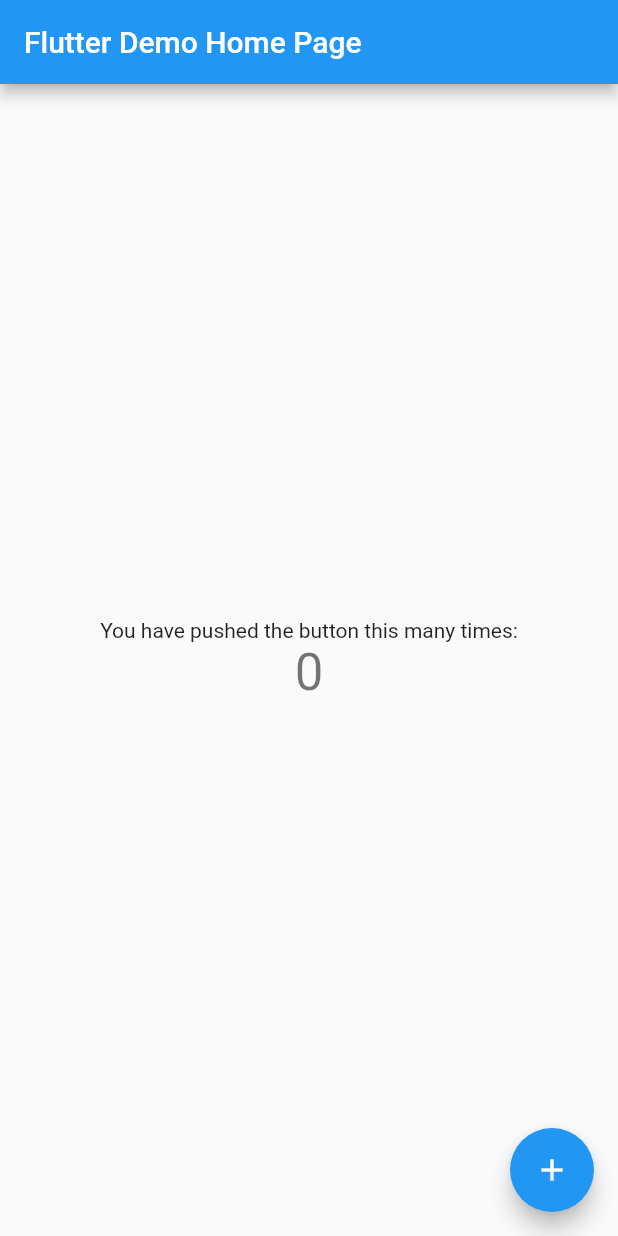
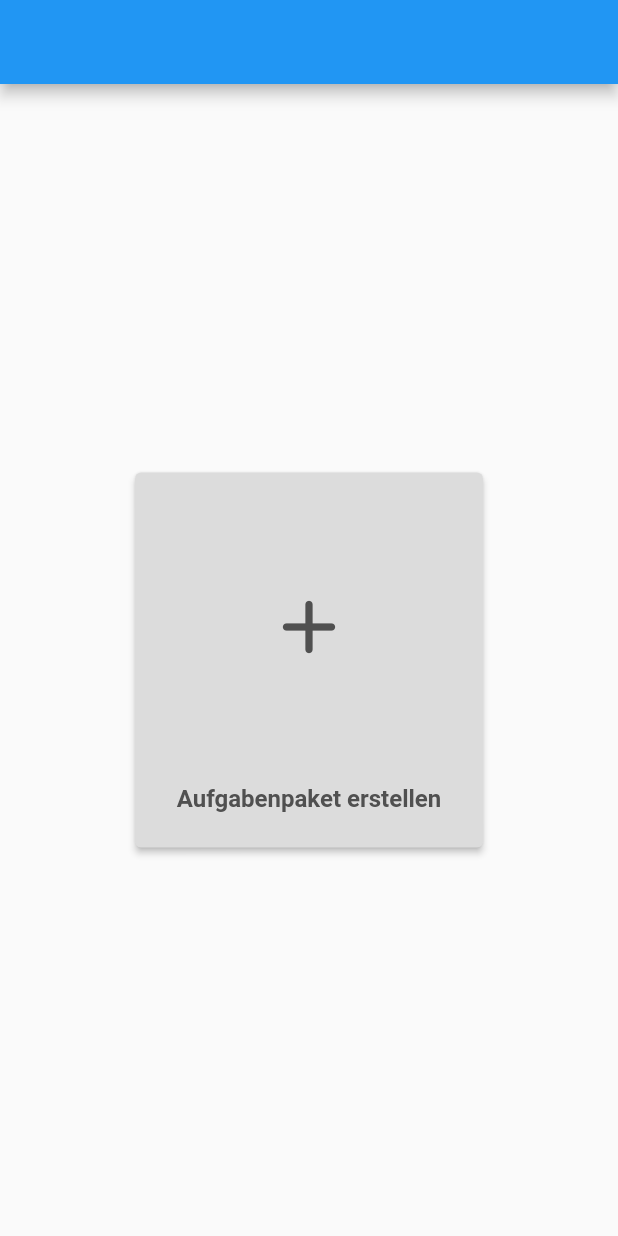
Before and after one commit to Larisio/Lama-Taskset-Webapp, a Flutter app: the screen it shows after launch, on a phone screen of 412 x 824 dp. Run offline on Flutter 3.47's test engine with Material 2 defaults, Android fonts, the light colour scheme and no system bars; our stand-ins replace bloc, flutter_bloc.

Commit message:
basic home screen layout

```diff
--- /dev/null
+++ b/lama_taskset_webapp/lib/bloc/homeScreenBloc/home_screen_bloc.dart
@@ -0,0 +1,21 @@
+import 'package:bloc/bloc.dart';
+
+import 'home_screen_event.dart';
+import 'home_screen_state.dart';
+
+///[Bloc] for the [CheckScreen]
+///
+/// * see also
+///    [HomeScreen]
+///    [HomeScreenEvent]
+///    [HomeScreenState]
+///    [Bloc]
+///
+/// Author: L.Kammerer
+/// latest Changes: 14.07.2021
+class HomeScreenBloc extends Bloc<HomeScreenEvent, HomeScreenState> {
+  HomeScreenBloc({HomeScreenState? initialState}) : super(initialState!);
+
+  @override
+  Stream<HomeScreenState> mapEventToState(HomeScreenEvent event) async* {}
+}
--- /dev/null
+++ b/lama_taskset_webapp/lib/bloc/homeScreenBloc/home_screen_event.dart
@@ -0,0 +1 @@
+abstract class HomeScreenEvent {}
--- /dev/null
+++ b/lama_taskset_webapp/lib/bloc/homeScreenBloc/home_screen_state.dart
@@ -0,0 +1 @@
+abstract class HomeScreenState {}
--- a/lama_taskset_webapp/lib/main.dart
+++ b/lama_taskset_webapp/lib/main.dart
@@ -1,113 +1,27 @@
 import 'package:flutter/material.dart';
+import 'package:flutter_bloc/flutter_bloc.dart';
+import 'package:lama_taskset_webapp/screens/home_screen.dart';
+import 'package:lama_taskset_webapp/utils/util_colors.dart';
+
+import 'bloc/homeScreenBloc/home_screen_bloc.dart';
 
 void main() {
-  runApp(MyApp());
+  runApp(Start());
 }
 
-class MyApp extends StatelessWidget {
+class Start extends StatelessWidget {
   // This widget is the root of your application.
   @override
   Widget build(BuildContext context) {
     return MaterialApp(
       title: 'Flutter Demo',
       theme: ThemeData(
-        // This is the theme of your application.
-        //
-        // Try running your application with "flutter run". You'll see the
-        // application has a blue toolbar. Then, without quitting the app, try
-        // changing the primarySwatch below to Colors.green and then invoke
-        // "hot reload" (press "r" in the console where you ran "flutter run",
-        // or simply save your changes to "hot reload" in a Flutter IDE).
-        // Notice that the counter didn't reset back to zero; the application
-        // is not restarted.
-        primarySwatch: Colors.blue,
+        primaryColor: UtilsColors.bluePrimary,
       ),
-      home: MyHomePage(title: 'Flutter Demo Home Page'),
+      home: BlocProvider(
+        create: (BuildContext context) => HomeScreenBloc(),
+        child: HomeScreen(),
+      ),
     );
   }
 }
-
-class MyHomePage extends StatefulWidget {
-  MyHomePage({Key? key, required this.title}) : super(key: key);
-
-  // This widget is the home page of your application. It is stateful, meaning
-  // that it has a State object (defined below) that contains fields that affect
-  // how it looks.
-
-  // This class is the configuration for the state. It holds the values (in this
-  // case the title) provided by the parent (in this case the App widget) and
-  // used by the build method of the State. Fields in a Widget subclass are
-  // always marked "final".
-
-  final String title;
-
-  @override
-  _MyHomePageState createState() => _MyHomePageState();
-}
-
-class _MyHomePageState extends State<MyHomePage> {
-  int _counter = 0;
-
-  void _incrementCounter() {
-    setState(() {
-      // This call to setState tells the Flutter framework that something has
-      // changed in this State, which causes it to rerun the build method below
-      // so that the display can reflect the updated values. If we changed
-      // _counter without calling setState(), then the build method would not be
-      // called again, and so nothing would appear to happen.
-      _counter++;
-    });
-  }
-
-  @override
-  Widget build(BuildContext context) {
-    // This method is rerun every time setState is called, for instance as done
-    // by the _incrementCounter method above.
-    //
-    // The Flutter framework has been optimized to make rerunning build methods
-    // fast, so that you can just rebuild anything that needs updating rather
-    // than having to individually change instances of widgets.
-    return Scaffold(
-      appBar: AppBar(
-        // Here we take the value from the MyHomePage object that was created by
-        // the App.build method, and use it to set our appbar title.
-        title: Text(widget.title),
-      ),
-      body: Center(
-        // Center is a layout widget. It takes a single child and positions it
-        // in the middle of the parent.
-        child: Column(
-          // Column is also a layout widget. It takes a list of children and
-          // arranges them vertically. By default, it sizes itself to fit its
-          // children horizontally, and tries to be as tall as its parent.
-          //
-          // Invoke "debug painting" (press "p" in the console, choose the
-          // "Toggle Debug Paint" action from the Flutter Inspector in Android
-          // Studio, or the "Toggle Debug Paint" command in Visual Studio Code)
-          // to see the wireframe for each widget.
-          //
-          // Column has various properties to control how it sizes itself and
-          // how it positions its children. Here we use mainAxisAlignment to
-          // center the children vertically; the main axis here is the vertical
-          // axis because Columns are vertical (the cross axis would be
-          // horizontal).
-          mainAxisAlignment: MainAxisAlignment.center,
-          children: <Widget>[
-            Text(
-              'You have pushed the button this many times:',
-            ),
-            Text(
-              '$_counter',
-              style: Theme.of(context).textTheme.headline4,
-            ),
-          ],
-        ),
-      ),
-      floatingActionButton: FloatingActionButton(
-        onPressed: _incrementCounter,
-        tooltip: 'Increment',
-        child: Icon(Icons.add),
-      ), // This trailing comma makes auto-formatting nicer for build methods.
-    );
-  }
-}
--- /dev/null
+++ b/lama_taskset_webapp/lib/screens/home_screen.dart
@@ -0,0 +1,52 @@
+import 'package:flutter/material.dart';
+import 'package:lama_taskset_webapp/utils/util_colors.dart';
+
+class HomeScreen extends StatefulWidget {
+  HomeScreen({Key? key}) : super(key: key);
+
+  @override
+  _HomeScreenState createState() => _HomeScreenState();
+}
+
+class _HomeScreenState extends State<HomeScreen> {
+  @override
+  Widget build(BuildContext context) {
+    return Scaffold(appBar: AppBar(), body: _homeView());
+  }
+
+  Widget _homeView() {
+    return Center(
+      child: ElevatedButton(
+        style: ElevatedButton.styleFrom(
+          primary: UtilsColors.greyAccent,
+        ),
+        child: Container(
+          width: 200,
+          height: 250,
+          child: Column(
+            mainAxisAlignment: MainAxisAlignment.center,
+            children: [
+              SizedBox(height: 50),
+              Icon(
+                Icons.add_rounded,
+                size: 60,
+                color: UtilsColors.greyPrimary,
+              ),
+              SizedBox(height: 75),
+              Text(
+                "Aufgabenpaket erstellen",
+                textAlign: TextAlign.center,
+                style: TextStyle(
+                  color: UtilsColors.greyPrimary,
+                  fontWeight: FontWeight.bold,
+                  fontSize: 16,
+                ),
+              ),
+            ],
+          ),
+        ),
+        onPressed: () => {},
+      ),
+    );
+  }
+}
--- /dev/null
+++ b/lama_taskset_webapp/lib/utils/util_colors.dart
@@ -0,0 +1,7 @@
+import 'package:flutter/material.dart';
+
+class UtilsColors {
+  static Color bluePrimary = Color.fromARGB(255, 0, 117, 255);
+  static Color greyPrimary = Color.fromARGB(255, 80, 80, 80);
+  static Color greyAccent = Color.fromARGB(255, 220, 220, 220);
+}
--- a/lama_taskset_webapp/pubspec.yaml
+++ b/lama_taskset_webapp/pubspec.yaml
@@ -28,6 +28,8 @@
   # The following adds the Cupertino Icons font to your application.
   # Use with the CupertinoIcons class for iOS style icons.
   cupertino_icons: ^1.0.2
+  bloc: ^7.0.0
+  flutter_bloc: ^7.0.0
 
 dev_dependencies:
   flutter_test:
```
Also changed, not shown: lama_taskset_webapp/pubspec.lock, 1 other file.
